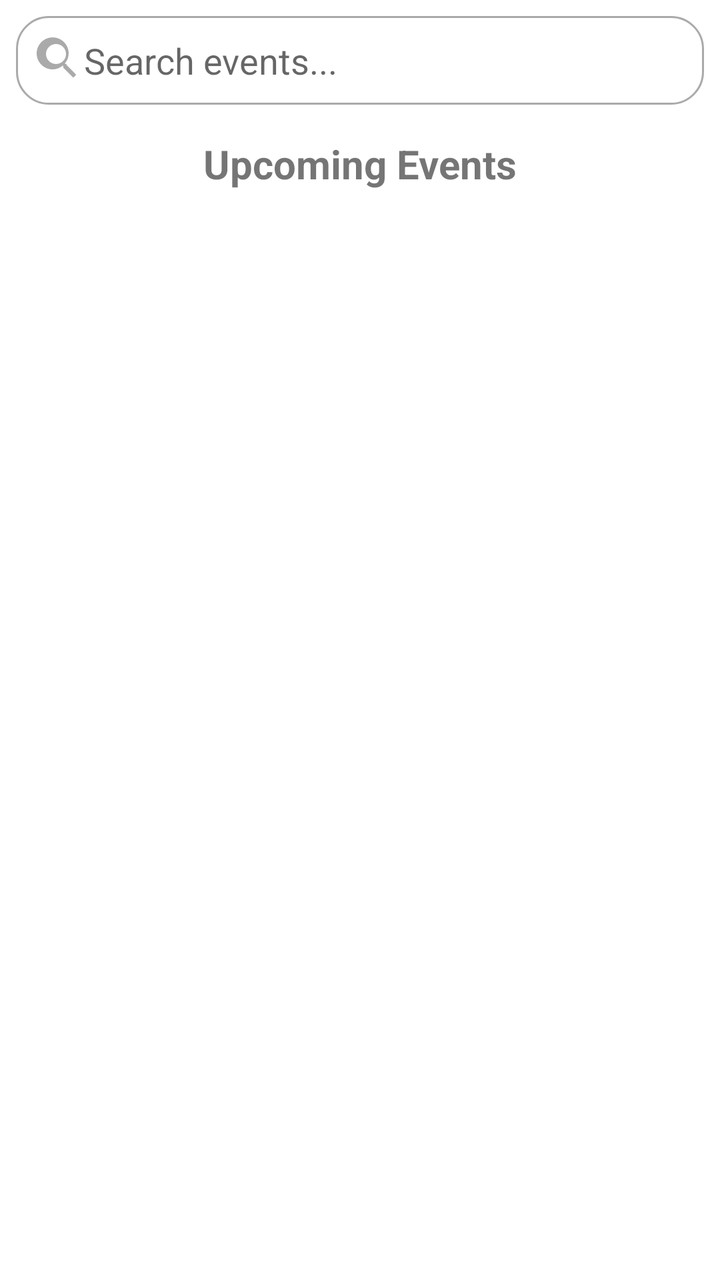
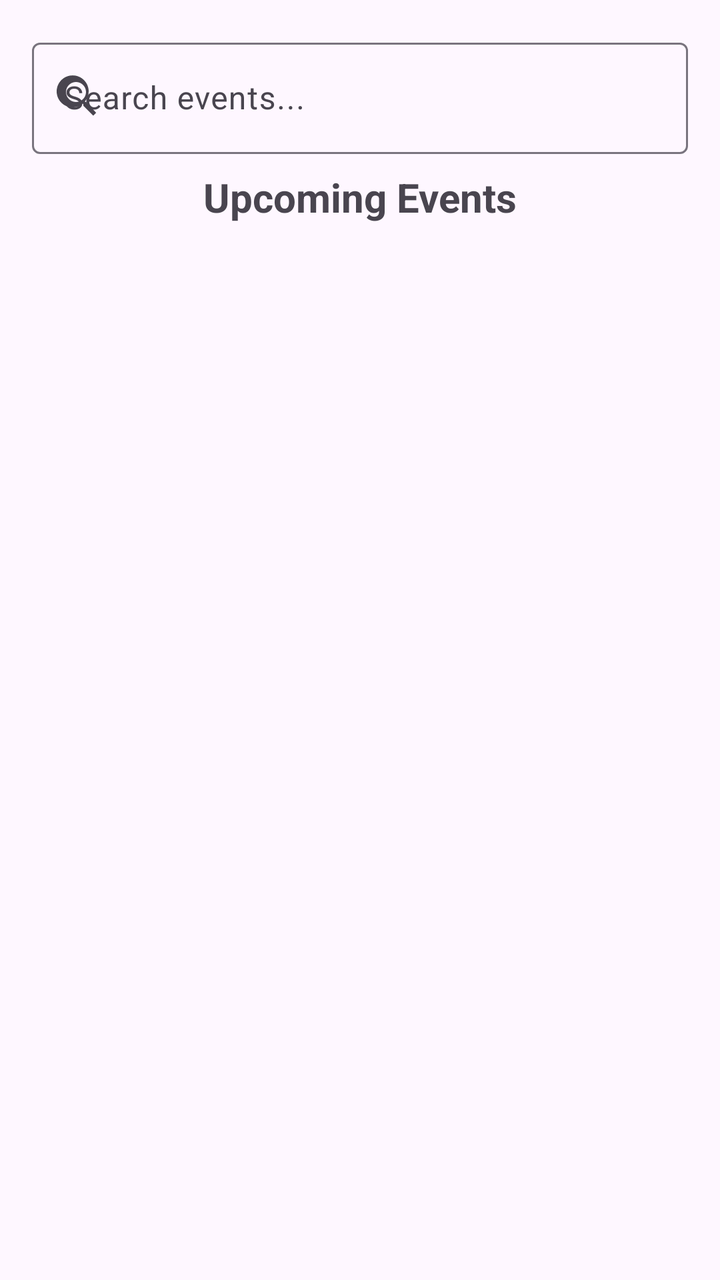

An Android layout rendered at two revisions. The XML below is the earlier revision; the diff shows what the commit changed to produce the second picture.
<!-- AndroidManifest.xml: application theme Theme.EventsPlatformAndroidUI -->
<!-- res/layout/fragment_home.xml -->
<?xml version="1.0" encoding="utf-8"?>
<androidx.constraintlayout.widget.ConstraintLayout
    xmlns:android="http://schemas.android.com/apk/res/android"
    xmlns:app="http://schemas.android.com/apk/res-auto"
    xmlns:tools="http://schemas.android.com/tools"
    android:layout_width="match_parent"
    android:layout_height="match_parent"
    tools:context=".ui.home.HomeFragment">

    
    <LinearLayout
        android:id="@+id/searchContainer"
        android:layout_width="0dp"
        android:layout_height="wrap_content"
        android:padding="8dp"
        android:orientation="horizontal"
        android:background="@color/white"
        app:layout_constraintTop_toTopOf="parent"
        app:layout_constraintStart_toStartOf="parent"
        app:layout_constraintEnd_toEndOf="parent">

        <EditText
            android:id="@+id/searchBar"
            android:layout_width="0dp"
            android:layout_height="wrap_content"
            android:layout_weight="1"
            android:hint="Search events..."
            android:drawableStart="@drawable/ic_search"
            android:padding="10dp"
            android:background="@drawable/search_background"
            android:inputType="text" />
    </LinearLayout>

    
    <TextView
        android:id="@+id/titleText"
        android:layout_width="wrap_content"
        android:layout_height="wrap_content"
        android:text="Upcoming Events"
        android:textSize="20sp"
        android:textStyle="bold"
        app:layout_constraintTop_toBottomOf="@id/searchContainer"
        app:layout_constraintStart_toStartOf="parent"
        app:layout_constraintEnd_toEndOf="parent"
        android:padding="8dp"/>

    
    <androidx.recyclerview.widget.RecyclerView
        android:id="@+id/recyclerViewEvents"
        android:layout_width="0dp"
        android:layout_height="0dp"
        app:layout_constraintTop_toBottomOf="@id/titleText"
        app:layout_constraintStart_toStartOf="parent"
        app:layout_constraintEnd_toEndOf="parent"
        app:layout_constraintBottom_toBottomOf="parent"/>

</androidx.constraintlayout.widget.ConstraintLayout>
<!-- resources referenced by this layout -->
<resources>
  <color name="white">#FFFFFFFF</color>
  <!-- drawable ic_search (drawable) -->
  <?xml version="1.0" encoding="utf-8"?>
  <vector xmlns:android="http://schemas.android.com/apk/res/android"
      android:width="24dp"
      android:height="24dp"
      android:viewportWidth="24"
      android:viewportHeight="24">
      <path
          android:fillColor="@android:color/darker_gray"
          android:pathData="M15.5,14h-0.79l-0.28,-0.27c1.18,-1.36 1.9,-3.12 1.9,-5.03 0,-4.41 -3.59,-8 -8,-8 -4.41,0 -8,3.59 -8,8 0,4.41 3.59,8 8,8 1.91,0 3.67,-0.72 5.03,-1.9l0.27,0.28v0.79l5,4.99 1.49,-1.49 -4.99,-5zM10,14c-2.76,0 -5,-2.24 -5,-5 0,-2.76 2.24,-5 5,-5 2.76,0 5,2.24 5,5 0,2.76 -2.24,5 -5,5z"/>
  </vector>
  <!-- drawable search_background (drawable) -->
  <?xml version="1.0" encoding="utf-8"?>
  <shape xmlns:android="http://schemas.android.com/apk/res/android"
      android:shape="rectangle">
      <corners android:radius="16dp"/>
      <solid android:color="@android:color/white"/>
      <stroke android:width="1dp" android:color="@android:color/darker_gray"/>
  </shape>
  <style name="Theme.EventsPlatformAndroidUI" parent="Theme.MaterialComponents.DayNight.DarkActionBar">
          
          <item name="colorPrimary">@color/purple_500</item>
          <item name="colorPrimaryVariant">@color/purple_700</item>
          <item name="colorOnPrimary">@color/white</item>
          
          <item name="colorSecondary">@color/teal_200</item>
          <item name="colorSecondaryVariant">@color/teal_700</item>
          <item name="colorOnSecondary">@color/black</item>
          
          <item name="android:statusBarColor">?attr/colorPrimaryVariant</item>
          
      </style>
  <color name="purple_500">#FF6200EE</color>
  <color name="purple_700">#FF3700B3</color>
  <color name="teal_200">#FF03DAC5</color>
  <color name="teal_700">#FF018786</color>
  <color name="black">#FF000000</color>
</resources>

<!-- the commit's change to res/layout/fragment_home.xml (unified diff, before → after) -->
@@ -7,29 +7,23 @@
     android:layout_height="match_parent"
     tools:context=".ui.home.HomeFragment">
 
-    
-    <LinearLayout
+    <com.google.android.material.textfield.TextInputLayout
         android:id="@+id/searchContainer"
         android:layout_width="0dp"
         android:layout_height="wrap_content"
-        android:padding="8dp"
-        android:orientation="horizontal"
-        android:background="@color/white"
         app:layout_constraintTop_toTopOf="parent"
         app:layout_constraintStart_toStartOf="parent"
-        app:layout_constraintEnd_toEndOf="parent">
+        app:layout_constraintEnd_toEndOf="parent"
+        android:layout_margin="16dp"
+        android:hint="Search events..."
+        app:startIconDrawable="@drawable/ic_search">
 
-        <EditText
+        <com.google.android.material.textfield.TextInputEditText
             android:id="@+id/searchBar"
-            android:layout_width="0dp"
+            android:layout_width="match_parent"
             android:layout_height="wrap_content"
-            android:layout_weight="1"
-            android:hint="Search events..."
-            android:drawableStart="@drawable/ic_search"
-            android:padding="10dp"
-            android:background="@drawable/search_background"
             android:inputType="text" />
-    </LinearLayout>
+    </com.google.android.material.textfield.TextInputLayout>
 
     
     <TextView
<!-- resource entries referenced after the edit -->
@@ -12,15 +12,7 @@
           android:fillColor="@android:color/darker_gray"
           android:pathData="M15.5,14h-0.79l-0.28,-0.27c1.18,-1.36 1.9,-3.12 1.9,-5.03 0,-4.41 -3.59,-8 -8,-8 -4.41,0 -8,3.59 -8,8 0,4.41 3.59,8 8,8 1.91,0 3.67,-0.72 5.03,-1.9l0.27,0.28v0.79l5,4.99 1.49,-1.49 -4.99,-5zM10,14c-2.76,0 -5,-2.24 -5,-5 0,-2.76 2.24,-5 5,-5 2.76,0 5,2.24 5,5 0,2.76 -2.24,5 -5,5z"/>
   </vector>
-  <!-- drawable search_background (drawable) -->
-  <?xml version="1.0" encoding="utf-8"?>
-  <shape xmlns:android="http://schemas.android.com/apk/res/android"
-      android:shape="rectangle">
-      <corners android:radius="16dp"/>
-      <solid android:color="@android:color/white"/>
-      <stroke android:width="1dp" android:color="@android:color/darker_gray"/>
-  </shape>
-  <style name="Theme.EventsPlatformAndroidUI" parent="Theme.MaterialComponents.DayNight.DarkActionBar">
+  <style name="Theme.EventsPlatformAndroidUI" parent="Theme.Material3.DayNight">
           
           <item name="colorPrimary">@color/purple_500</item>
           <item name="colorPrimaryVariant">@color/purple_700</item>
